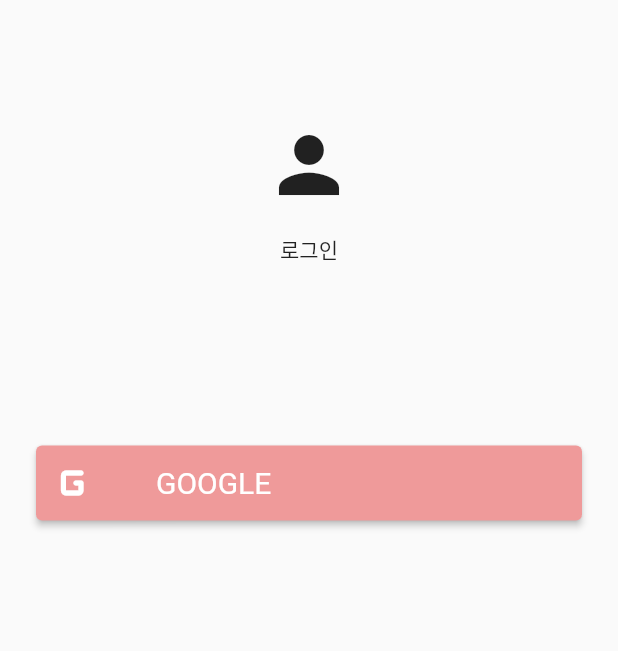
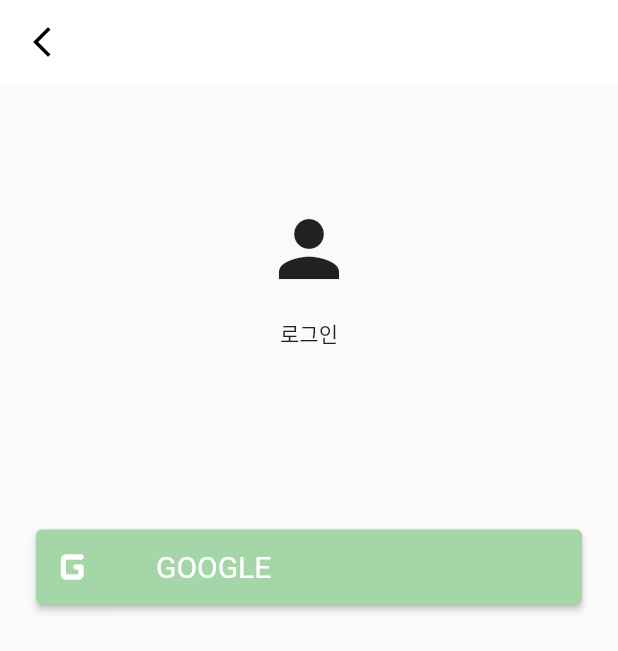
Before and after one commit to daiksoul/Haggadah, a Flutter app: the LoginPage screen opened by its route, after a tap on "GOOGLE", on a phone screen of 412 x 824 dp. Shown: the top 651 px of the screen. Run offline on Flutter 3.47's test engine with Material 2 defaults, Android fonts, the phone set to English and light mode, and no system bars; our stand-ins replace carousel_slider, cloud_firestore, firebase_auth, firebase_core, google_sign_in and 2 more; missing offline and left inert: dart:ffi; accounts and stored records are empty; generated files the repository leaves out were written again; network calls fail; statements that could not run were skipped.

Commit message:
proper login

```diff
--- a/lib/login.dart
+++ b/lib/login.dart
@@ -3,7 +3,10 @@ import 'package:firebase_auth/firebase_auth.dart';
 import 'package:flutter/foundation.dart';
 import 'package:flutter/material.dart';
 import 'package:google_sign_in/google_sign_in.dart';
+import 'package:haggah/data/firebase.dart';
+import 'package:haggah/data/localfile.dart';
 import 'package:haggah/main.dart';
+import 'package:haggah/store/storage.dart';
 import 'package:provider/provider.dart';
 
 class LoginPage extends StatefulWidget {
@@ -17,6 +20,14 @@ class _LoginPageState extends State<LoginPage> {
   @override
   Widget build(BuildContext context) {
     return Scaffold(
+      appBar: AppBar(
+        leading: IconButton(
+          icon: const Icon(Icons.arrow_back_ios_new),
+          onPressed: () {
+            Navigator.pop(context);
+          },
+        ),
+      ),
       body: SafeArea(
         child: ListView(
           padding: const EdgeInsets.symmetric(horizontal: 24.0),
@@ -24,34 +35,35 @@ class _LoginPageState extends State<LoginPage> {
             const SizedBox(height: 80.0),
             Column(
               children: <Widget>[
-                Consumer<ApplicationState>(
-                  builder: (context,state,_){
-                    return (state.isSignedIn)?Image.network(
-                      FirebaseAuth.instance.currentUser!.photoURL??"wee"
-                    ):const Icon(
+                Consumer<ApplicationState>(builder: (context, state, _) {
+                  return (state.isSignedIn)
+                      ? Image.network(
+                          FirebaseAuth.instance.currentUser!.photoURL ?? "wee")
+                      : const Icon(
                           Icons.person,
                           size: 60,
                         );
-                  }
-                ),
+                }),
                 const SizedBox(height: 16.0),
                 Consumer<ApplicationState>(
-                  builder: (context,state,_){
-                    return (state.isSignedIn)?
-                        Text(FirebaseAuth.instance.currentUser!.displayName??"Nope")
-                        :const Text("로그인");
+                  builder: (context, state, _) {
+                    return (state.isSignedIn)
+                        ? Text(FirebaseAuth.instance.currentUser!.displayName ??
+                            "Nope")
+                        : const Text("로그인");
                   },
                 )
               ],
             ),
             const SizedBox(height: 120.0),
-            Consumer<ApplicationState>(
-              builder: (context, state, _) => IconLoginButton(
+            Consumer2<ApplicationState, AppStorageState>(
+              builder: (context, state, store, _) => (!state.isSignedIn)
+                  ? IconLoginButton(
                       style: ButtonStyle(
                           backgroundColor:
-                        MaterialStateProperty.all(Colors.red.shade200),
-                    minimumSize:
-                        MaterialStateProperty.all(const Size.fromHeight(50)),
+                              MaterialStateProperty.all(Colors.green.shade200),
+                          minimumSize: MaterialStateProperty.all(
+                              const Size.fromHeight(50)),
                           padding: MaterialStateProperty.all(EdgeInsets.zero)),
                       text: "GOOGLE",
                       icon: const Icon(
@@ -60,23 +72,56 @@ class _LoginPageState extends State<LoginPage> {
                       ),
                       onPressed: () async {
                         UserCredential ud = await signInWithGoogle();
-                  if(ud.user!=null) {
+                        if (ud.user != null) {
                           state.signIn();
                           final user = FirebaseAuth.instance.currentUser!;
-                    final collection = FirebaseFirestore.instance.collection(
-                        "user");
-                    collection.where("uid", isEqualTo: user.uid).get().then((
-                        value) {
+                          final collection =
+                              FirebaseFirestore.instance.collection("users");
+                          collection
+                              .where("uid", isEqualTo: user.uid)
+                              .get()
+                              .then((value) {
                             if (value.docs.isEmpty) {
-                        collection.add({
+                              collection.doc(user.uid).set({
                                 "uid": user.uid,
                                 "name": user.displayName,
                                 "email": user.email,
                               });
                             }
                           });
-                    Navigator.pop(context);
+                          readAllLocalCollection().then((list) {
+                            for (final val in list) {
+                              writeRemoteCollection(val);
                             }
+                          });
+                          readAllRemoteCollection().then((list) {
+                            // print(list.length);
+                            for (final val in list) {
+                              // print(val.title);
+                              store.add(context, val);
+                            }
+                          });
+                          setState(() {});
+                        }
+                      },
+                    )
+                  : IconLoginButton(
+                      style: ButtonStyle(
+                        backgroundColor:
+                            MaterialStateProperty.all(Colors.red.shade200),
+                        minimumSize: MaterialStateProperty.all(
+                            const Size.fromHeight(50)),
+                        padding: MaterialStateProperty.all(EdgeInsets.zero),
+                      ),
+                      text: "LOGOUT",
+                      icon: const Icon(
+                        Icons.logout,
+                        size: 40,
+                      ),
+                      onPressed: () {
+                        FirebaseAuth.instance.signOut();
+                        state.signOut();
+                        setState(() {});
                       },
                     ),
             ),
```
Lines whose indentation alone changed are shown as unchanged.
